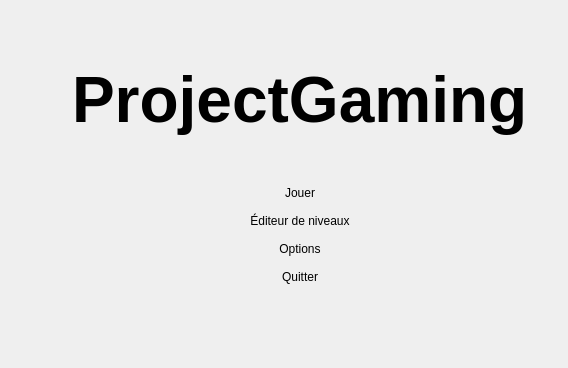
Qt form Source/Elements/UI/MainMenu.ui (azertval/ProjectGaming) before a commit.
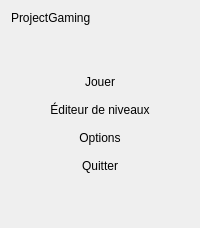
The same form after that commit.

Patch:
```diff
--- a/Source/Elements/UI/MainMenu.ui
+++ b/Source/Elements/UI/MainMenu.ui
@@ -3,15 +3,12 @@
  <class>MainMenu</class>
  <widget class="QWidget" name="MainMenu">
   <layout class="QVBoxLayout" name="verticalLayout">
-   <property name="leftMargin"><number>72</number></property>
-   <property name="topMargin"><number>64</number></property>
-   <property name="rightMargin"><number>40</number></property>
-   <property name="bottomMargin"><number>40</number></property>
+   <!-- Marges posees en code (MainMenu::MainMenu, LOT-56) depuis l'echelle d'espacement des
+        jetons, pas de nombre fige ici. -->
    <item>
     <widget class="QLabel" name="menuTitle">
-     <property name="font">
-      <font><pointsize>48</pointsize><bold>true</bold></font>
-     </property>
+     <!-- Taille/graisse posees par theme.qss (#MainMenu QLabel#menuTitle, LOT-56 TACHE-03), depuis
+          l'echelle typographique des jetons, pas de propriete de police figee ici. -->
      <property name="text"><string>ProjectGaming</string></property>
     </widget>
    </item>
```
